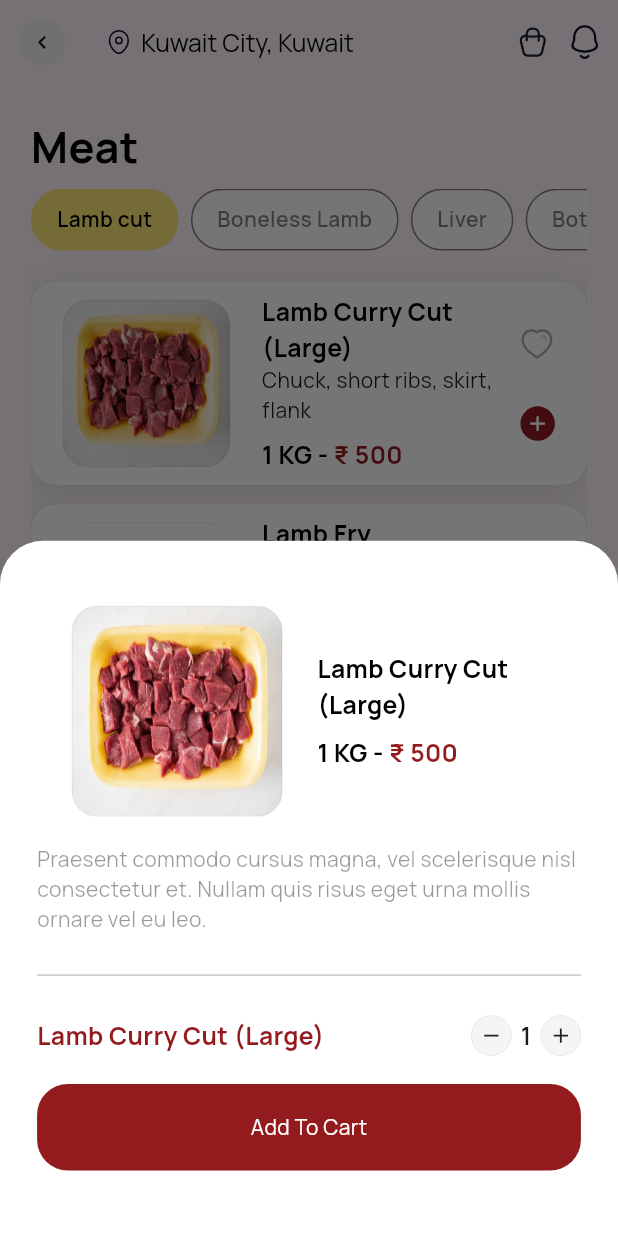
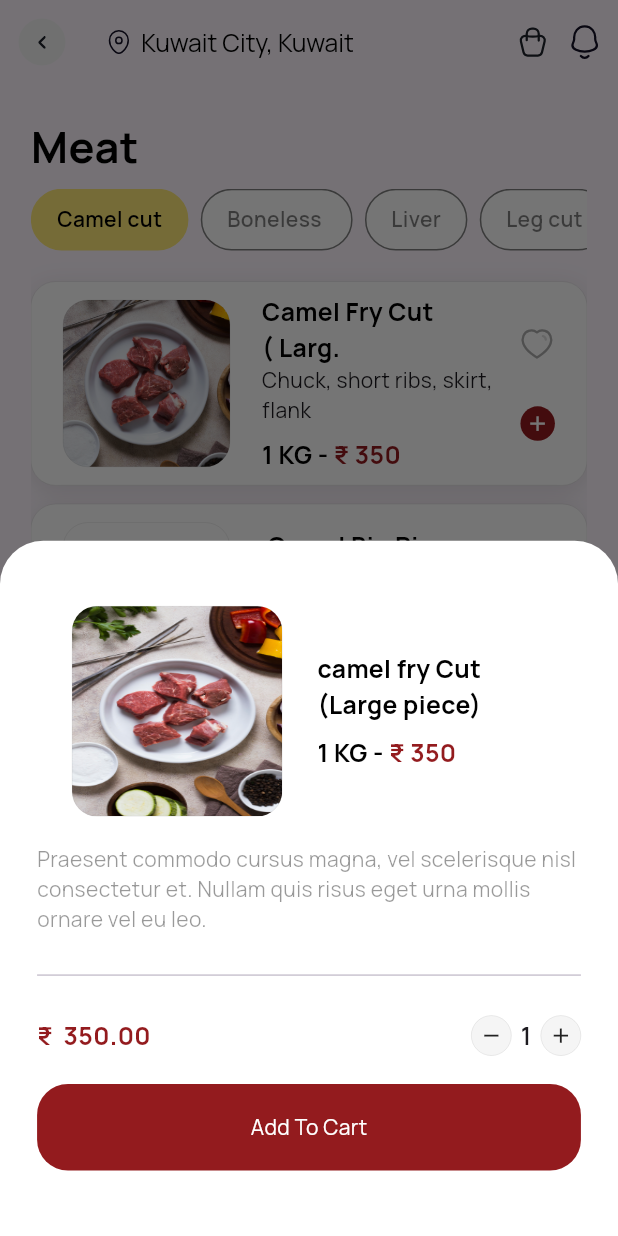
Before and after one commit to fazilnazkolambil/meat_shop_app, a Flutter app: the screen it shows after launch, after a tap on the "add" icon, on a phone screen of 412 x 824 dp. Run offline on Flutter 3.47's test engine with Material 3 defaults, Android fonts, the phone set to English and light mode, and no system bars; our stand-ins replace animated_notch_bottom_bar, carousel_slider, country_code_picker, firebase_core, flutter_svg, google_fonts and 4 more; missing offline and left inert: date_time_picker_widget; accounts and stored records are empty.

Commit message:
camel list added

```diff
--- a/lib/core/constant/image_const.dart
+++ b/lib/core/constant/image_const.dart
@@ -19,10 +19,10 @@ class imageConst{
   static const lambfrycut="assets/images/lambfrycut.jpeg";
   static const lambmediumpiece="assets/images/lambmediumpiece.jpeg";
   static const camelbiriyanicut="assets/images/camelbiriyanicut.jpeg";
-  static const camelcurrycut="assets/images/camelcurrycut.jpeg";
   static const camelfrycut="assets/images/camelfrycut.jpg";
-  static const camelmediumpiece="assets/images/camelmediumcut.jpeg";
+  static const camelmediumpiece="assets/images/camelmediumcut.jpg";
   static const camelbigpiece="assets/images/camelbigpiece.jpg";
+  static const camelmince="assets/images/camelmince.jpg";
   static const muttonbigpiece="assets/images/muttonbigpiece.jpg";
   static const muttonmediumpiece="assets/images/muttonmedium.jpg";
   static const muttoncurrycut="assets/images/muttoncurrycut.jpg";
--- /dev/null
+++ b/lib/feature/homePage/screens/camel_list.dart
@@ -0,0 +1,426 @@
+import 'package:flutter/material.dart';
+import 'package:flutter_svg/flutter_svg.dart';
+import 'package:meat_shop_app/core/constant/color_const.dart';
+import 'package:meat_shop_app/core/constant/image_const.dart';
+import 'package:meat_shop_app/main.dart';
+
+class CamelList extends StatefulWidget {
+  const CamelList({super.key});
+
+  @override
+  State<CamelList> createState() => _CamelListState();
+}
+
+class _CamelListState extends State<CamelList> {
+  int selectIndex=0;
+  int count=1;
+  List camelmeat=[
+    "Camel cut", "Boneless ", "Liver","Leg cut"
+  ];
+  List camel=[
+    {
+      "image":"assets/images/camelfrycut.jpg",
+      "name":"Camel Fry Cut ( Larg.",
+      "price":"₹ 350"
+    },
+    {
+      "image":"assets/images/camelbigpiece.jpg",
+      "name":" Camel Big Pice",
+      "price":"₹ 500"
+    },
+    {
+      "image":"assets/images/camel mince.jpg",
+      "name":" Camel Mince",
+      "price":"₹ 500"
+    },
+    {
+      "image":"assets/images/camelmediumcut.jpg",
+      "name":"Camel Medium Pice",
+      "price":"₹ 630"
+    },
+    {
+      "image":"assets/images/camelbiriyanicut.jpeg",
+      "name":"Biriyani Cut",
+      "price":"₹ 600"
+    },
+  ];
+  List favourite=[];
+  @override
+  Widget build(BuildContext context) {
+    return Scaffold(
+      appBar: AppBar(
+        leading: Padding(
+          padding:  EdgeInsets.all(scrWidth*0.03),
+          child: Container(
+              decoration: BoxDecoration(
+                  color: colorConst.grey1,
+                  borderRadius: BorderRadius.circular(scrWidth*0.08)
+              ),
+              child: Center(child: SvgPicture.asset(iconConst.backarrow))
+          ),
+        ),
+        title: Row(
+          children: [
+            SvgPicture.asset(iconConst.location),
+            SizedBox(width: scrWidth*0.02,),
+            Text("Kuwait City, Kuwait",
+              style: TextStyle(
+                  fontSize: scrWidth*0.04,
+                  color: colorConst.black
+              ),)
+          ],
+        ),
+        actions: [
+          SvgPicture.asset(iconConst.cart),
+          SizedBox(width: scrWidth*0.04,),
+          SvgPicture.asset(iconConst.notification),
+          SizedBox(width: scrWidth*0.03,),
+        ],
+      ),
+      body: Padding(
+        padding:  EdgeInsets.all(scrWidth*0.05),
+        child: SingleChildScrollView(
+          child: Column(
+            mainAxisAlignment: MainAxisAlignment.spaceEvenly,
+            crossAxisAlignment: CrossAxisAlignment.start,
+            children: [
+              Text("Meat",
+                style: TextStyle(
+                    fontSize: scrWidth*0.07,
+                    fontWeight: FontWeight.w700,
+                    color:Colors.black
+                ),),
+              SizedBox(height: scrWidth*0.02,),
+              SizedBox(
+                  height: scrHeight*0.05,
+                  width: scrWidth*1,
+                  child:ListView.separated(
+                    itemCount:camelmeat.length,
+                    shrinkWrap: true,
+                    scrollDirection: Axis.horizontal,
+                    physics: BouncingScrollPhysics(),
+                    itemBuilder: (context, index) {
+                      return InkWell(
+                        onTap: () {
+                          setState(() {
+                            selectIndex=index;
+                          });
+                        },
+                        child: Container(
+                          height: scrHeight*0.05,
+                          padding: EdgeInsets.only(left: scrWidth*0.04,right: scrWidth*0.04),
+                          child: Center(
+                            child: Text(camelmeat[index],
+                              style: TextStyle(
+                                  color: selectIndex==index? colorConst.black:colorConst.black.withOpacity(0.5),
+                                  fontWeight: FontWeight.w600
+                              ),),
+                          ),
+                          decoration: BoxDecoration(
+                              borderRadius: BorderRadius.circular(scrWidth*0.05),
+                              color: selectIndex==index? colorConst.yellow:colorConst.white,
+                              border: Border.all(
+                                color: selectIndex==index? colorConst.yellow:colorConst.black.withOpacity(0.5),
+                              )
+                          ),
+                        ),
+                      );
+                    },
+                    separatorBuilder: (context, index) {
+                      return SizedBox(
+                        width: scrWidth*0.02,
+                      );
+                    },
+
+                  )
+              ),
+              SizedBox(height: scrWidth*0.05,),
+              Container(
+                child: ListView.separated(
+                  scrollDirection: Axis.vertical,
+                  shrinkWrap: true,
+                  physics: BouncingScrollPhysics(),
+                  itemCount: camel.length,
+                  itemBuilder: (context, index) {
+                    return Container(
+                      height: scrWidth*0.33,
+                      decoration: BoxDecoration(
+                          color: colorConst.white,
+                          borderRadius: BorderRadius.circular(scrWidth*0.04),
+                          border: Border.all(
+                              width: scrWidth*0.0003,
+                              color: colorConst.black.withOpacity(0.38)),
+                          boxShadow: [
+                            BoxShadow(
+                                color: colorConst.black.withOpacity(0.1),
+                                blurRadius: 14,
+                                offset: Offset(0, 4),
+                                spreadRadius:0
+                            )
+                          ]
+                      ),
+                      child: Row(
+                        mainAxisAlignment: MainAxisAlignment.spaceEvenly,
+                        children: [
+                          SizedBox(width: scrWidth*0.02,),
+                          Container(
+                              height: scrWidth*0.27,
+                              width: scrWidth*0.27,
+                              decoration: BoxDecoration(
+                                  borderRadius: BorderRadius.circular(scrWidth*0.04),
+                                  border: Border.all(
+                                      width: scrWidth*0.0003,
+                                      color: colorConst.black.withOpacity(0.38)),
+                                  image: DecorationImage(image: AssetImage(camel[index]["image"]),fit: BoxFit.cover))
+                          ),
+                          SizedBox(width: scrWidth*0.02,),
+                          Column(
+                            mainAxisAlignment: MainAxisAlignment.spaceEvenly,
+                            crossAxisAlignment: CrossAxisAlignment.start,
+                            children: [
+                              Container(
+                                width: scrWidth*0.4,
+                                child: Column(
+                                  crossAxisAlignment: CrossAxisAlignment.start,
+                                  children: [
+                                    Text(camel[index]["name"],
+                                      style: TextStyle(
+                                          fontSize: scrWidth*0.04,
+                                          fontWeight: FontWeight.w700,
+                                          color: colorConst.black
+                                      ),),
+                                    Text("Chuck, short ribs, skirt, flank"),
+                                  ],
+                                ),
+                              ),
+                              Row(
+                                children: [
+                                  Text("1 KG - ",
+                                    style: TextStyle(
+                                        fontSize: scrWidth*0.04,
+                                        fontWeight: FontWeight.w700,
+                                        color: colorConst.black
+                                    ),),
+                                  Text(camel[index]["price"],
+                                    style: TextStyle(
+                                        fontSize: scrWidth*0.04,
+                                        fontWeight: FontWeight.w700,
+                                        color: colorConst.meroon
+                                    ),),
+                                ],
+                              )
+                            ],
+                          ),
+                          Column(
+                            mainAxisAlignment: MainAxisAlignment.spaceEvenly,
+                            crossAxisAlignment: CrossAxisAlignment.end,
+                            children: [
+                              InkWell(
+                                  onTap:(){
+                                    if(favourite.contains(index)){
+                                      favourite.remove(index);
+                                    }
+                                    else{
+                                      favourite.add(index);
+                                    }
+                                    setState(() {
+
+                                    });
+                                  },
+                                  child: SvgPicture.asset(iconConst.Favourite,color: favourite.contains(index)?colorConst.meroon:colorConst.grey,)),
+                              InkWell(
+                                onTap: () {
+                                  showModalBottomSheet(
+                                    context: context,
+                                    backgroundColor: colorConst.white,
+                                    shape: RoundedRectangleBorder(
+                                        borderRadius: BorderRadius.only(
+                                          topLeft: Radius.circular(scrWidth*0.07),
+                                          topRight: Radius.circular(scrWidth*0.07),
+                                        )
+                                    ),
+                                    builder: (context) {
+                                      return Padding(
+                                        padding:  EdgeInsets.all(scrWidth*0.06),
+                                        child: Container(
+                                          child: Column(
+                                            mainAxisAlignment: MainAxisAlignment.spaceEvenly,
+                                            children: [
+                                              Row(
+                                                mainAxisAlignment: MainAxisAlignment.spaceEvenly,
+                                                children: [
+                                                  Container(
+                                                      height: scrWidth*0.34,
+                                                      width: scrWidth*0.34,
+                                                      decoration: BoxDecoration(
+                                                          borderRadius: BorderRadius.circular(scrWidth*0.04),
+                                                          border: Border.all(
+                                                              width: scrWidth*0.0003,
+                                                              color: colorConst.black.withOpacity(0.38)),
+                                                          image: DecorationImage(image: AssetImage(imageConst.camelfrycut),fit: BoxFit.fill))
+                                                  ),
+                                                  Column(
+                                                    crossAxisAlignment: CrossAxisAlignment.start,
+                                                    children: [
+                                                      SizedBox(
+                                                        width: scrWidth*0.37,
+                                                        child: Column(
+                                                          children: [
+                                                            Text("camel fry Cut (Large piece)",
+                                                              style: TextStyle(
+                                                                  fontSize: scrWidth*0.04,
+                                                                  fontWeight: FontWeight.w700,
+                                                                  color: colorConst.black
+                                                              ),),
+                                                          ],
+                                                        ),
+                                                      ),
+                                                      SizedBox(height: scrWidth*0.02,),
+                                                      Row(
+                                                        children: [
+                                                          Text("1 KG - ",
+                                                            style: TextStyle(
+                                                                fontSize: scrWidth*0.04,
+                                                                fontWeight: FontWeight.w700,
+                                                                color: colorConst.black
+                                                            ),),
+                                                          Text("₹ 350",
+                                                            style: TextStyle(
+                                                                fontSize: scrWidth*0.04,
+                                                                fontWeight: FontWeight.w700,
+                                                                color: colorConst.meroon
+                                                            ),),
+                                                        ],
+                                                      )
+                                                    ],
+                                                  ),
+                                                ],
+                                              ),
+                                              Text("Praesent commodo cursus magna, vel scelerisque nisl consectetur et. Nullam quis risus eget urna mollis ornare vel eu leo.",
+                                                style: TextStyle(
+                                                    color: colorConst.black.withOpacity(0.4)
+                                                ),),
+                                              Divider(),
+                                              Row(
+                                                mainAxisAlignment: MainAxisAlignment.spaceBetween,
+                                                children: [
+                                                  Text("₹  350.00",
+                                                    style: TextStyle(
+                                                        fontSize: scrWidth*0.04,
+                                                        fontWeight: FontWeight.w700,
+                                                        color: colorConst.meroon
+                                                    ),),
+                                                  Row(
+                                                    children: [
+                                                      InkWell(
+                                                        onTap: () {
+                                                          count<=0? 0:count--;
+                                                          setState(() {
+
+                                                          });
+                                                        },
+                                                        child: Container(
+                                                          height:scrWidth*0.065,
+                                                          width:scrWidth*0.065,
+                                                          decoration: BoxDecoration(
+                                                              color:colorConst.grey1,
+                                                              borderRadius: BorderRadius.circular(scrWidth*0.06),
+                                                              border: Border.all(
+                                                                  width: scrWidth*0.0003,
+                                                                  color: colorConst.black.withOpacity(0.38)
+                                                              )
+                                                          ),
+                                                          child:Icon(Icons.remove,
+                                                              size:scrWidth*0.04),
+                                                        ),
+                                                      ),
+                                                      SizedBox(width: scrWidth*0.015,),
+                                                      Text(count.toString(),
+                                                        style: TextStyle(
+                                                            fontSize: scrWidth*0.04,
+                                                            fontWeight: FontWeight.w600
+                                                        ),),
+                                                      SizedBox(width: scrWidth*0.015,),
+                                                      InkWell(
+                                                        onTap: () {
+                                                          count++;
+                                                          setState(() {
+
+                                                          });
+                                                        },
+                                                        child: Container(
+                                                          height:scrWidth*0.065,
+                                                          width:scrWidth*0.065,
+                                                          decoration: BoxDecoration(
+                                                              color:colorConst.grey1,
+                                                              borderRadius: BorderRadius.circular(scrWidth*0.06),
+                                                              border: Border.all(
+                                                                  width: scrWidth*0.0003,
+                                                                  color: colorConst.black.withOpacity(0.38)
+                                                              )
+                                                          ),
+                                                          child:Center(child: Icon(Icons.add,
+                                                              size:scrWidth*0.04)),
+                                                        ),
+                                                      )
+                                                    ],
+
+                                                  ),
+
+                                                ],
+                                              ),
+                                              Container(
+                                                height: scrHeight*0.07,
+                                                width: scrWidth*0.9,
+                                                decoration: BoxDecoration(
+                                                    color: colorConst.meroon,
+                                                    borderRadius: BorderRadius.circular(scrWidth*0.05)
+                                                ),
+                                                child: Center(
+                                                  child: Text("Add To Cart",
+                                                    style: TextStyle(
+                                                      color: colorConst.white,
+
+                                                    ),),
+                                                ),
+                                              )
+                                            ],
+                                          ),
+                                        ),
+                                      );
+                                    },);
+                                },
+                                child: CircleAvatar(
+                                  radius: 11.5,
+                                  backgroundColor:colorConst.meroon ,
+                                  child: Icon(Icons.add,
+                                    color: colorConst.white,
+                                    size:scrWidth*0.04 ,),
+                                ),
+                              )
+                            ],
+                          ),
+                          SizedBox(width: scrWidth*0.02,),
+                        ],
+                      ),
+                    );
+                  },
+                  separatorBuilder: (context, index) {
+                    return SizedBox(height: scrWidth*0.03,);
+                  },
+                ),
+              ),
+
+
+
+
+
+
+            ],
+          ),
+        ),
+      ),
+
+    );
+  }
+}
--- a/lib/main.dart
+++ b/lib/main.dart
@@ -4,6 +4,7 @@ import 'package:google_fonts/google_fonts.dart';
 import 'package:meat_shop_app/feature/favoritePage/screens/favourite_page.dart';
 import 'package:meat_shop_app/feature/homePage/screens/HomePage.dart';
 import 'package:meat_shop_app/feature/homePage/screens/beef_list.dart';
+import 'package:meat_shop_app/feature/homePage/screens/camel_list.dart';
 import 'package:meat_shop_app/feature/homePage/screens/lamb_page.dart';
 import 'package:meat_shop_app/feature/onboardPage/screens/NavigationPage.dart';
 import 'package:meat_shop_app/feature/ordersPage/screens/cart_page.dart';
@@ -32,7 +33,7 @@ class MyApp extends StatelessWidget {
           textTheme:GoogleFonts.manropeTextTheme()
       ),
       debugShowCheckedModeBanner: false,
-      home: LambPage(),
+      home: CamelList(),
     );
   }
 }
```
Also changed, not shown: assets/images/camel mince.jpg (added), assets/images/camelcurrycut.jpeg (deleted), assets/images/camelmediumcut.jpeg (deleted), assets/images/camelmediumcut.jpg (added).
